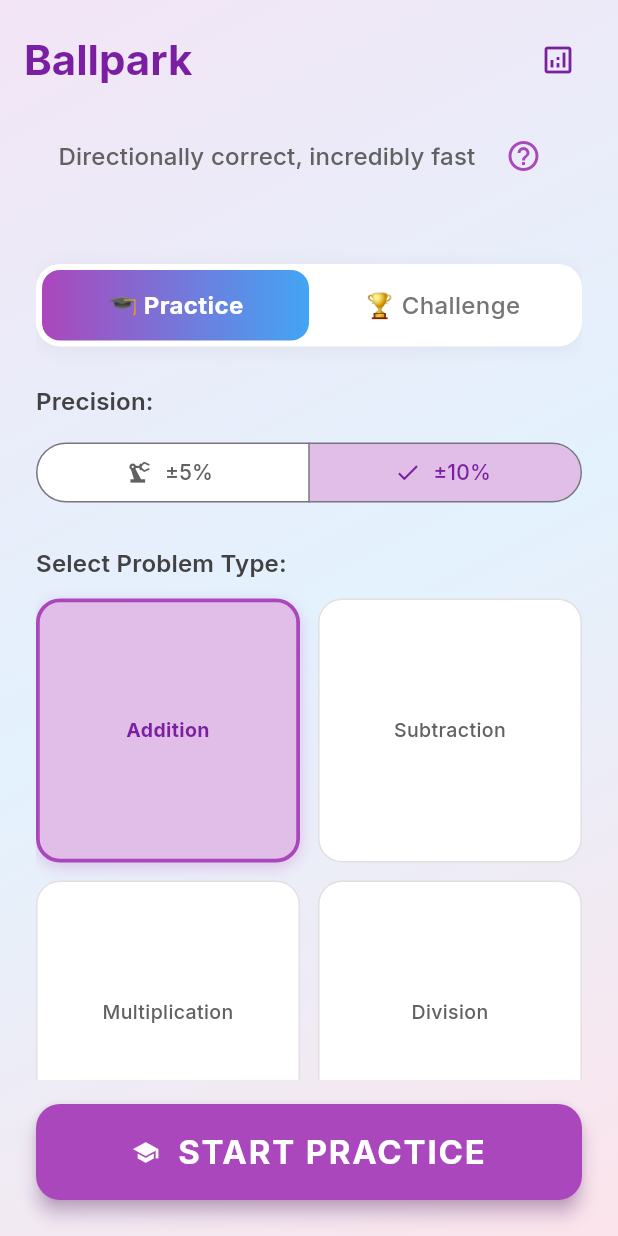
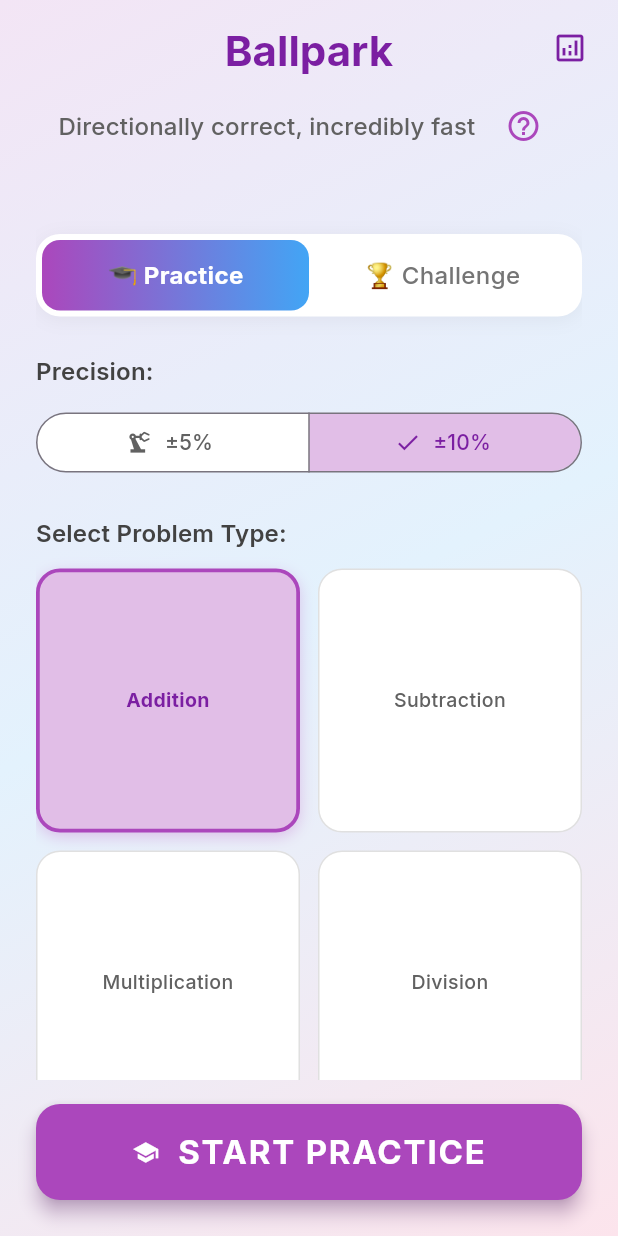
Before and after one commit to ganeshapp/ballpark, a Flutter app: the screen it shows after launch, after a tap on "🎓 Practice", on a phone screen of 412 x 824 dp. Run offline on Flutter 3.47's test engine with Material 3 defaults, Android fonts, the phone set to English and light mode, and no system bars; our stand-ins replace fl_chart, flutter_riverpod, google_fonts, shared_preferences.

Commit message:
Update branding and UI improvements
- Change app title from 'Mental Math Trainer' to 'Ballpark' across all files
- Center app title and tagline on home screen with stats icon in top-right
- Update Breakeven to 'Breakeven Volume' with cleaner 3-line format
- Rebuild web app with all changes

```diff
--- a/lib/features/home/screens/home_screen.dart
+++ b/lib/features/home/screens/home_screen.dart
@@ -106,13 +106,14 @@ class _HomeScreenState extends State<HomeScreen> with SingleTickerProviderStateM
           ),
         ),
         child: SafeArea(
+          child: Stack(
+            children: [
+              Column(
+                children: [
+                  // Centered title and tagline
+                  Padding(
+                    padding: const EdgeInsets.only(top: 16.0, left: 16.0, right: 16.0),
                     child: Column(
-            children: [
-              // Custom AppBar
-              Padding(
-                padding: const EdgeInsets.all(16.0),
-                child: Row(
-                  mainAxisAlignment: MainAxisAlignment.spaceBetween,
                       children: [
                         Text(
                           'Ballpark',
@@ -120,36 +121,9 @@ class _HomeScreenState extends State<HomeScreen> with SingleTickerProviderStateM
                             fontWeight: FontWeight.bold,
                             color: Colors.purple.shade700,
                           ),
+                          textAlign: TextAlign.center,
                         ),
-                    IconButton(
-                      icon: Icon(Icons.analytics_outlined, color: Colors.purple.shade700),
-                      onPressed: () {
-                        Navigator.push(
-                          context,
-                          MaterialPageRoute(
-                            builder: (context) => const StatsScreen(),
-                          ),
-                        );
-                      },
-                    ),
-                  ],
-                ),
-              ),
-
-              Expanded(
-                child: Center(
-                  child: Container(
-                    constraints: const BoxConstraints(maxWidth: 800),
-                    padding: const EdgeInsets.symmetric(horizontal: 24.0),
-                    child: Column(
-                      crossAxisAlignment: CrossAxisAlignment.stretch,
-                      children: [
-                        // Scrollable content area
-                        Expanded(
-                          child: SingleChildScrollView(
-                            child: Column(
-                              crossAxisAlignment: CrossAxisAlignment.stretch,
-                              children: [
+                        const SizedBox(height: 8),
                         // Tagline with help icon
                         Row(
                           mainAxisAlignment: MainAxisAlignment.center,
@@ -172,7 +146,24 @@ class _HomeScreenState extends State<HomeScreen> with SingleTickerProviderStateM
                             ),
                           ],
                         ),
+                      ],
+                    ),
+                  ),
 
+                  Expanded(
+                    child: Center(
+                      child: Container(
+                        constraints: const BoxConstraints(maxWidth: 800),
+                        padding: const EdgeInsets.symmetric(horizontal: 24.0),
+                        child: Column(
+                          crossAxisAlignment: CrossAxisAlignment.stretch,
+                          children: [
+                            // Scrollable content area
+                            Expanded(
+                              child: SingleChildScrollView(
+                                child: Column(
+                                  crossAxisAlignment: CrossAxisAlignment.stretch,
+                                  children: [
                                     const SizedBox(height: 24),
 
                                 // Today's Progress Card
@@ -531,6 +522,25 @@ class _HomeScreenState extends State<HomeScreen> with SingleTickerProviderStateM
               ),
             ],
           ),
+          // Stats icon positioned in top-right
+          Positioned(
+            top: 8,
+            right: 8,
+            child: IconButton(
+              icon: Icon(Icons.analytics_outlined, color: Colors.purple.shade700),
+              onPressed: () {
+                Navigator.push(
+                  context,
+                  MaterialPageRoute(
+                    builder: (context) => const StatsScreen(),
+                  ),
+                );
+              },
+              tooltip: 'View Stats',
+            ),
+          ),
+        ],
+      ),
     ),
       ),
     );
--- a/lib/main.dart
+++ b/lib/main.dart
@@ -13,7 +13,7 @@ class MyApp extends StatelessWidget {
   @override
   Widget build(BuildContext context) {
     return MaterialApp(
-      title: 'Mental Math Trainer',
+      title: 'Ballpark',
       theme: ThemeData(
         primarySwatch: Colors.blue,
         textTheme: GoogleFonts.interTextTheme(),
--- a/lib/models/genre.dart
+++ b/lib/models/genre.dart
@@ -35,7 +35,7 @@ extension GenreExtension on Genre {
       case Genre.compounding:
         return 'Compounding';
       case Genre.breakeven:
-        return 'Breakeven';
+        return 'Breakeven Volume';
       case Genre.weightedAverage:
         return 'Weighted Average';
       case Genre.scalingAndConversion:
--- a/lib/services/problem_generator_service.dart
+++ b/lib/services/problem_generator_service.dart
@@ -251,7 +251,7 @@ class ProblemGeneratorService {
     final answer = fixedCosts / (price - variableCosts);
 
     return Problem(
-      questionText: 'With fixed costs of ${_formatNumber(fixedCosts)}, a price of \$$price, and variable costs of \$$variableCosts, what is the breakeven volume?',
+      questionText: 'Fixed Cost: \$${_formatNumber(fixedCosts)}\nSales Price: \$$price\nVariable Cost: \$$variableCosts',
       actualAnswer: answer,
     );
   }
```
Also changed, not shown: 5 other files. Lines whose indentation alone changed are shown as unchanged.
